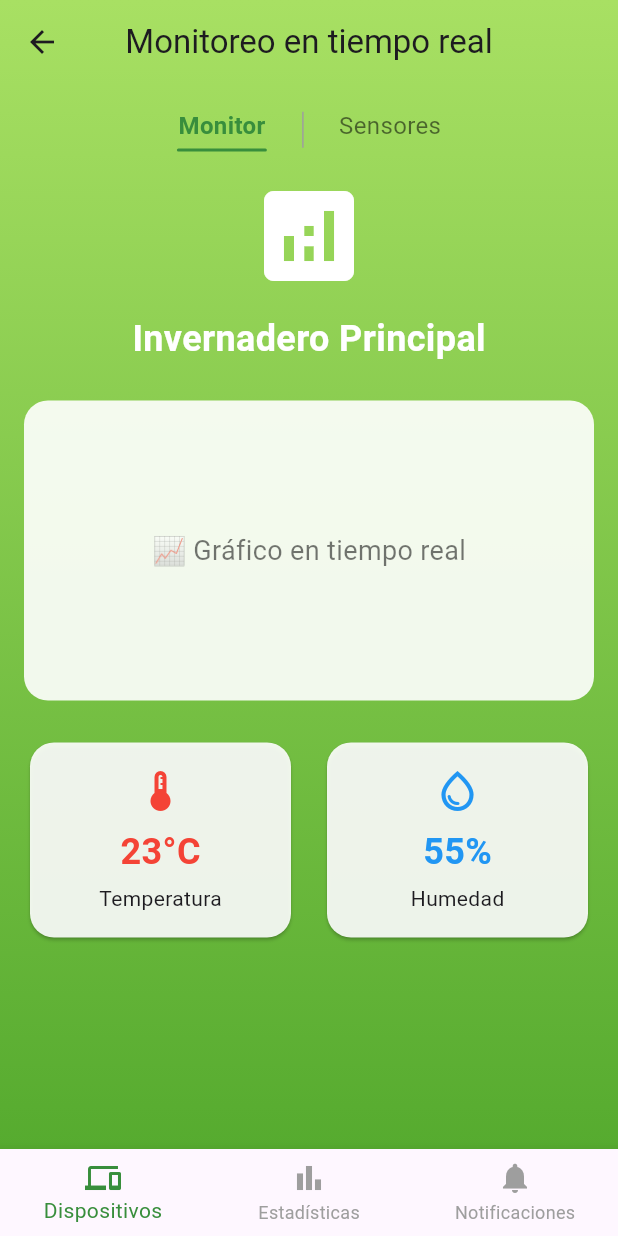
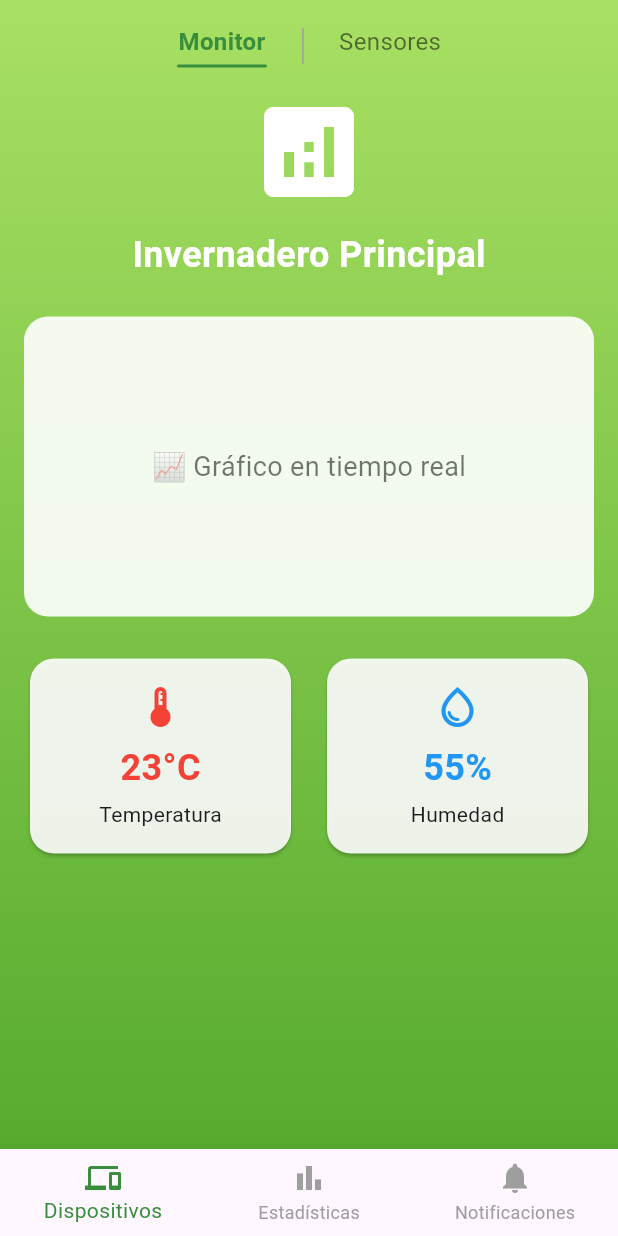
Before and after one commit to Jeffrey-7101/lab-pe-04-flutter, a Flutter app: the MonitoringScreen screen opened directly with empty values, on a phone screen of 412 x 824 dp. Run offline on Flutter 3.47's test engine with Material 3 defaults, Android fonts, the phone set to English and light mode, and no system bars; our stand-ins replace firebase_auth, firebase_core, fl_chart; accounts and stored records are empty.

Commit message:
feat: delete appbar in monitoring_screen

```diff
--- a/lib/views/monitoring/monitoring_screen.dart
+++ b/lib/views/monitoring/monitoring_screen.dart
@@ -33,12 +33,6 @@ class MonitoringScreen extends StatelessWidget {
 
     return Scaffold(
       backgroundColor: Colors.transparent,
-      appBar: AppBar(
-        title: const Text('Monitoreo en tiempo real'),
-        backgroundColor: Colors.transparent,
-        elevation: 0,
-        centerTitle: true,
-      ),
       extendBodyBehindAppBar: true,
       body: Container(
         width: double.infinity,
```
